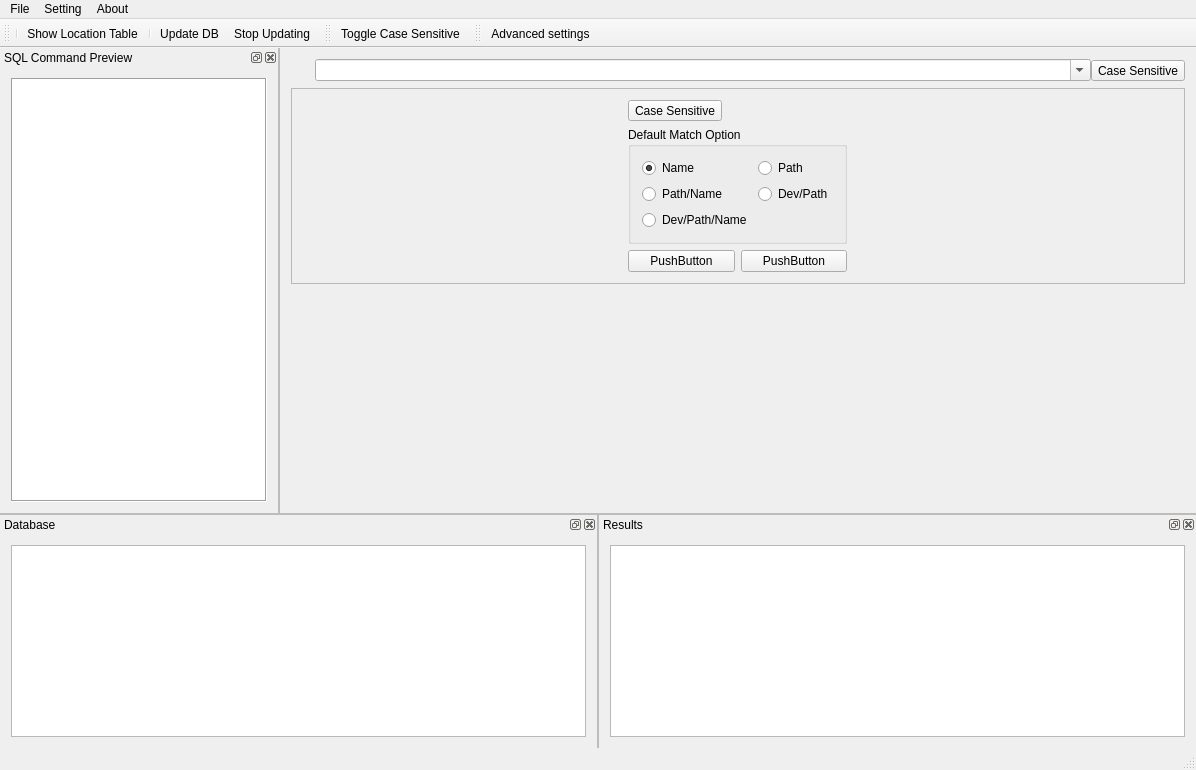
This is src/DawnlightSearch/Ui_mainwindow.ui in chg-hou/DawnlightSearch as Qt 5 draws it before an edit. The edited form follows.
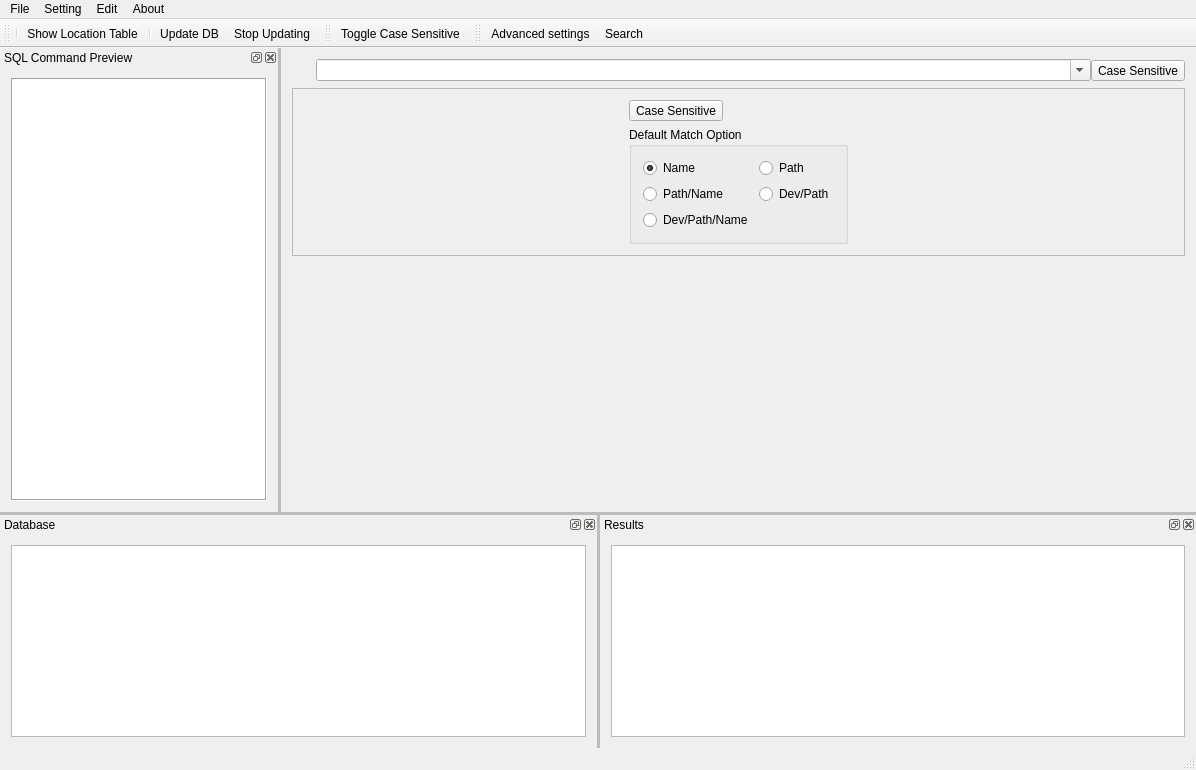
This is the edited form. Icons and pictures are not drawn.

```diff
--- a/src/DawnlightSearch/Ui_mainwindow.ui
+++ b/src/DawnlightSearch/Ui_mainwindow.ui
@@ -20,8 +20,13 @@
   <property name="styleSheet">
    <string notr="true">QMainWindow::separator {
 		background:  rgb(188, 188, 188);
-		width: 2px;
-		height: 2px;
+		width: 3px;
+		height: 3px;
+}
+QMainWindow::separator:hover {
+		background:  rgb(85, 0, 255);
+		width: 6px;
+		height:6px;
 }</string>
   </property>
   <property name="dockOptions">
@@ -114,24 +119,6 @@
        <enum>QFrame::Raised</enum>
       </property>
       <layout class="QGridLayout" name="gridLayout">
-       <item row="3" column="0">
-        <layout class="QHBoxLayout" name="horizontalLayout_2">
-         <item>
-          <widget class="QPushButton" name="pushButton">
-           <property name="text">
-            <string>PushButton</string>
-           </property>
-          </widget>
-         </item>
-         <item>
-          <widget class="QPushButton" name="pushButton_2">
-           <property name="text">
-            <string>PushButton</string>
-           </property>
-          </widget>
-         </item>
-        </layout>
-       </item>
        <item row="1" column="0">
         <widget class="QToolButton" name="toolButton_casesensitive">
          <property name="text">
@@ -296,8 +283,15 @@
     <addaction name="actionOpen_Project_Homepage"/>
     <addaction name="actionLatest_Version"/>
    </widget>
+   <widget class="QMenu" name="menuEdit">
+    <property name="title">
+     <string>Edit</string>
+    </property>
+    <addaction name="actionSearch_focus"/>
+   </widget>
    <addaction name="menuGf"/>
    <addaction name="menuSetting"/>
+   <addaction name="menuEdit"/>
    <addaction name="menuAbout"/>
   </widget>
   <widget class="QToolBar" name="mainToolBar">
@@ -488,6 +482,7 @@
     <bool>false</bool>
    </attribute>
    <addaction name="actionAdvanced_settings"/>
+   <addaction name="actionSearch_focus"/>
   </widget>
   <action name="actionAbout">
    <property name="text">
@@ -708,6 +703,32 @@
     <string>Uncheck Updatable</string>
    </property>
   </action>
+  <action name="actionSearch_focus">
+   <property name="text">
+    <string>Search...</string>
+   </property>
+   <property name="shortcut">
+    <string>Ctrl+G</string>
+   </property>
+  </action>
+  <action name="actionLanguage_Auto">
+   <property name="text">
+    <string>(Auto)</string>
+   </property>
+  </action>
+  <action name="actionLanguage_English">
+   <property name="text">
+    <string>English</string>
+   </property>
+  </action>
+  <action name="actionLanguage_Simplified_Chinese">
+   <property name="text">
+    <string>Simplified Chinese (简体中文) zh_CN</string>
+   </property>
+   <property name="toolTip">
+    <string>Simplified Chinese (简体中文) zh_CN</string>
+   </property>
+  </action>
  </widget>
  <layoutdefault spacing="6" margin="11"/>
  <resources/>
```
Left out of the diff: 34 changed lines with no effect on the pictures.
